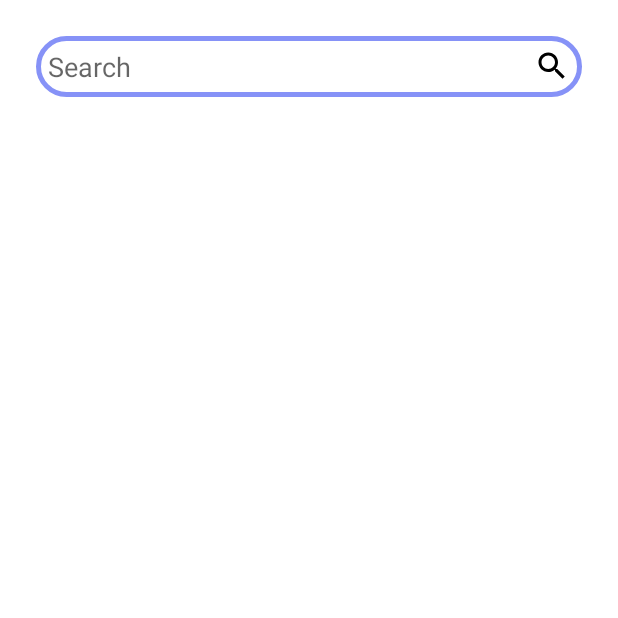
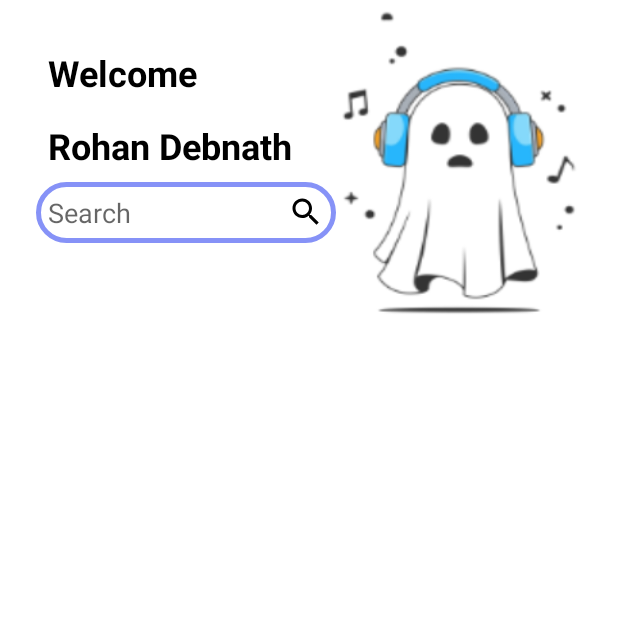
Before and after one commit to RohanDebnath/User-Haunted-FM, an Android app: the screen it shows after launch (MainActivity), on a phone screen of 412 x 824 dp, the top half of it. Run offline under Robolectric (Android 15) with nearby library versions, the phone set to English and light mode, and no system bars; our stand-ins replace Firebase (no records; nobody signed in at launch, a user with empty details on screens opened directly).

Commit message:
UI enhanced

```diff
--- a/app/src/main/res/layout/activity_main.xml
+++ b/app/src/main/res/layout/activity_main.xml
@@ -5,13 +5,34 @@
     android:layout_width="match_parent"
     android:layout_height="match_parent"
     android:orientation="vertical"
+    android:background="@drawable/background"
     android:padding="16dp">
+    <TextView
+        android:padding="8dp"
+        android:layout_margin="8dp"
+        android:layout_width="wrap_content"
+        android:layout_height="wrap_content"
+        android:text="Welcome"
+        android:textColor="@color/black"
+        android:textSize="24sp"
+        android:textStyle="bold"
+ />    <TextView
+    android:paddingStart="8dp"
+    android:layout_marginStart="8dp"
+        android:id="@+id/welcomeTextView"
+        android:layout_width="wrap_content"
+        android:layout_height="wrap_content"
+        android:text="Rohan Debnath"
+        android:textColor="@color/black"
+        android:textSize="24sp"
+        android:textStyle="bold"
+ />
 
     <EditText
         android:background="@drawable/custom_edittext"
         android:drawableRight="@drawable/baseline_search_24"
         android:id="@+id/searchEditText"
-        android:layout_width="match_parent"
+        android:layout_width="200dp"
         android:layout_height="wrap_content"
         android:hint="Search"
         android:imeOptions="actionSearch"
@@ -22,6 +43,8 @@
         android:textColor="@android:color/black" />
 
     <androidx.recyclerview.widget.RecyclerView
+        android:padding="12dp"
+        android:layout_marginTop="40dp"
         android:id="@+id/playlistRecyclerView"
         android:layout_width="match_parent"
         android:layout_height="wrap_content"
--- a/app/src/main/res/values/themes.xml
+++ b/app/src/main/res/values/themes.xml
@@ -1,7 +1,7 @@
 <resources xmlns:tools="http://schemas.android.com/tools">
     <!-- Base application theme. -->
-    <style name="Theme.UserHauntedFM" parent="Theme.MaterialComponents.DayNight.NoActionBar">
-        <!-- Primary brand color. -->
+    <style name="Theme.UserHauntedFM"  parent="Theme.AppCompat.Light.NoActionBar">
+        <item name="android:windowLightStatusBar">true</item>
         <item name="colorPrimary">@color/purple_500</item>
         <item name="colorPrimaryVariant">@color/purple_700</item>
         <item name="colorOnPrimary">@color/white</item>
@@ -10,7 +10,7 @@
         <item name="colorSecondaryVariant">@color/teal_700</item>
         <item name="colorOnSecondary">@color/black</item>
         <!-- Status bar color. -->
-        <item name="android:statusBarColor">?attr/colorPrimaryVariant</item>
+        <item name="android:statusBarColor">@color/white</item>
         <!-- Customize your theme here. -->
     </style>
 </resources>
```
Also changed, not shown: app/src/main/res/drawable/background.png (added).
